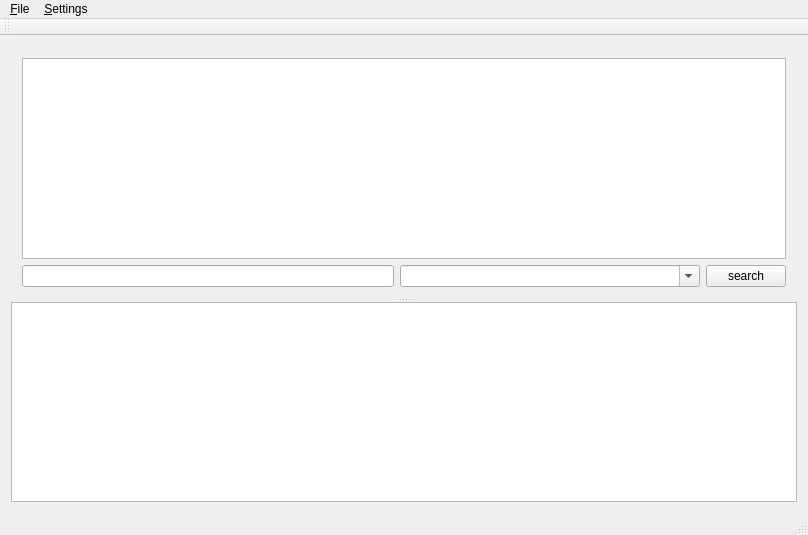
Before: the Qt Designer form mainwindow.ui in ionson100/bsrlog, drawn with Qt 5.
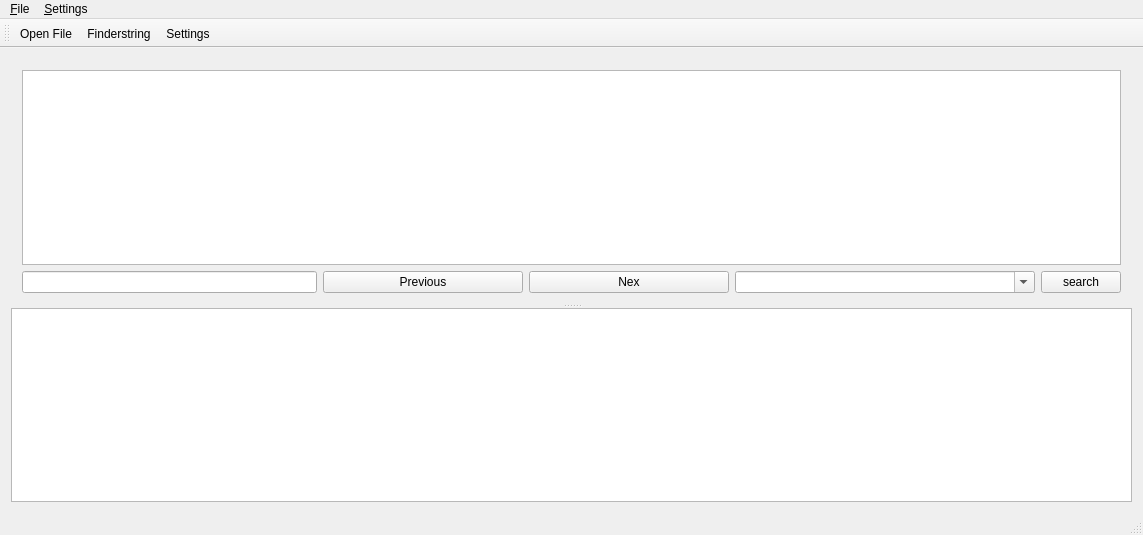
After: the same form once the commit is applied. Icons and pictures are not drawn.

```diff
--- a/mainwindow.ui
+++ b/mainwindow.ui
@@ -6,7 +6,7 @@
    <rect>
     <x>0</x>
     <y>0</y>
-    <width>808</width>
+    <width>1143</width>
     <height>535</height>
    </rect>
   </property>
@@ -20,7 +20,7 @@
       <property name="orientation">
        <enum>Qt::Vertical</enum>
       </property>
-      <widget class="QWidget" name="">
+      <widget class="QWidget" name="layoutWidget">
        <layout class="QVBoxLayout" name="verticalLayout">
         <item>
          <widget class="QListView" name="listView">
@@ -52,6 +52,32 @@
             </property>
            </widget>
           </item>
+          <item>
+           <widget class="QPushButton" name="pushButton_previous">
+            <property name="minimumSize">
+             <size>
+              <width>200</width>
+              <height>0</height>
+             </size>
+            </property>
+            <property name="text">
+             <string>Previous</string>
+            </property>
+           </widget>
+          </item>
+          <item>
+           <widget class="QPushButton" name="pushButton_nex">
+            <property name="minimumSize">
+             <size>
+              <width>200</width>
+              <height>0</height>
+             </size>
+            </property>
+            <property name="text">
+             <string>Nex</string>
+            </property>
+           </widget>
+          </item>
           <item>
            <widget class="QComboBox" name="comboBox">
             <property name="minimumSize">
@@ -106,8 +132,8 @@
     <rect>
      <x>0</x>
      <y>0</y>
-     <width>808</width>
-     <height>27</height>
+     <width>1143</width>
+     <height>18</height>
     </rect>
    </property>
    <widget class="QMenu" name="menusettings">
@@ -135,6 +161,9 @@
    <attribute name="toolBarBreak">
     <bool>false</bool>
    </attribute>
+   <addaction name="actionopenfile"/>
+   <addaction name="actionfinderstring"/>
+   <addaction name="actionsettingstools"/>
   </widget>
   <widget class="QStatusBar" name="statusBar"/>
   <action name="actionopen">
@@ -163,6 +192,42 @@
     <string>Settings</string>
    </property>
   </action>
+  <action name="actionopenfile">
+   <property name="icon">
+    <iconset resource="myimage.qrc">
+     <normaloff>:/image/open_file.png</normaloff>:/image/open_file.png</iconset>
+   </property>
+   <property name="text">
+    <string>Open File</string>
+   </property>
+   <property name="toolTip">
+    <string>Open File</string>
+   </property>
+   <property name="shortcut">
+    <string>Ctrl+O</string>
+   </property>
+  </action>
+  <action name="actionfinderstring">
+   <property name="icon">
+    <iconset resource="myimage.qrc">
+     <normaloff>:/image/finder_string.png</normaloff>:/image/finder_string.png</iconset>
+   </property>
+   <property name="text">
+    <string>Finderstring</string>
+   </property>
+   <property name="toolTip">
+    <string>Strings Finder</string>
+   </property>
+  </action>
+  <action name="actionsettingstools">
+   <property name="icon">
+    <iconset resource="myimage.qrc">
+     <normaloff>:/image/settings.png</normaloff>:/image/settings.png</iconset>
+   </property>
+   <property name="text">
+    <string>Settings</string>
+   </property>
+  </action>
  </widget>
  <layoutdefault spacing="6" margin="11"/>
  <resources/>
```
Left out of the diff: 4 changed lines with no effect on the pictures.
